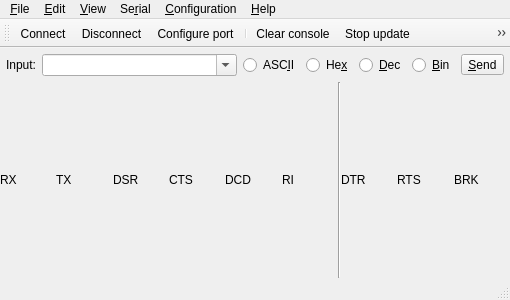
ivanovp/iserterm, file mainwindow.ui: the form before one commit.
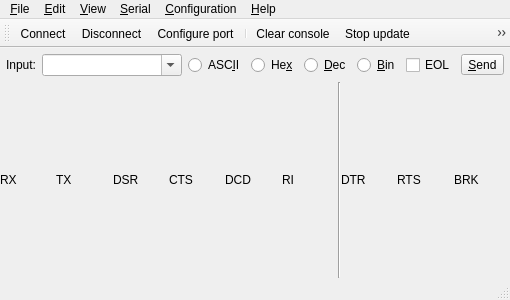
The form after the commit. Icons and pictures are not drawn.

Commit message: EOL can be sent from line edit as well.

Diff of the .ui file:
```diff
--- a/mainwindow.ui
+++ b/mainwindow.ui
@@ -116,6 +116,13 @@
           </attribute>
          </widget>
         </item>
+        <item>
+         <widget class="QCheckBox" name="eolCheckBox">
+          <property name="text">
+           <string>EOL</string>
+          </property>
+         </widget>
+        </item>
         <item>
          <widget class="QToolButton" name="sendButton">
           <property name="text">
@@ -198,7 +205,7 @@
      <x>0</x>
      <y>0</y>
      <width>510</width>
-     <height>20</height>
+     <height>19</height>
     </rect>
    </property>
    <widget class="QMenu" name="menuCalls">
@@ -212,7 +219,7 @@
    </widget>
    <widget class="QMenu" name="menuTools">
     <property name="title">
-     <string>Se&amp;rial</string>
+     <string>&amp;Serial</string>
     </property>
     <widget class="QMenu" name="menuSend_custom_text">
      <property name="title">
```
Left out of the diff: 3 changed lines with no effect on the pictures. The commit also changes 2 other files.
